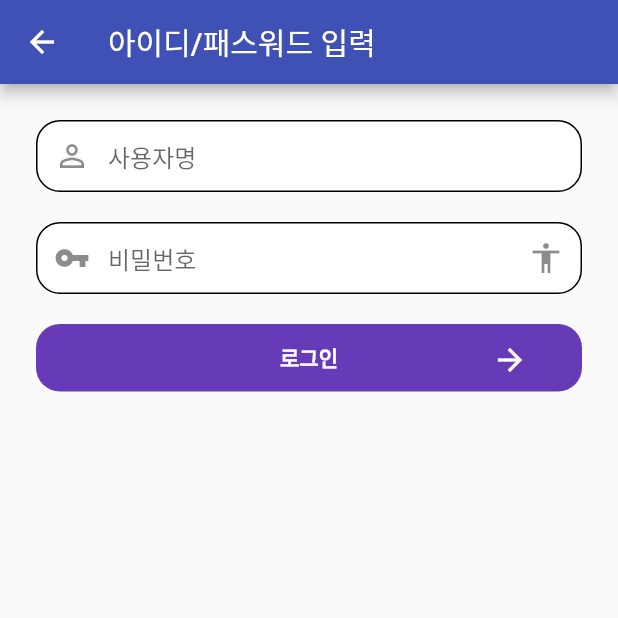
After one commit to grollcake/flutter-ui-100-challenge, a Flutter app: the Challenge007 screen opened directly, on a phone screen of 412 x 824 dp, the top half of it. The commit adds this screen. Run offline on Flutter 3.47's test engine with Material 2 defaults, Android fonts, the phone set to English and light mode, and no system bars; our stand-ins replace flutter_svg.

Commit message:
아쉬운대로 한건..

```diff
--- a/main_app/lib/challenges/000_scratchpad/000_scratchpad.dart
+++ b/main_app/lib/challenges/000_scratchpad/000_scratchpad.dart
@@ -48,8 +48,12 @@ class LoginScreen extends StatelessWidget {
           Expanded(
             child: Container(
               decoration: BoxDecoration(
-                  color: Colors.white,
-                  borderRadius: BorderRadius.only(topLeft: Radius.circular(30), topRight: Radius.circular(30))),
+                color: Colors.white,
+                borderRadius: BorderRadius.only(
+                  topLeft: Radius.circular(30),
+                  topRight: Radius.circular(30),
+                ),
+              ),
               child: Column(
                 children: [
                   Padding(
@@ -60,23 +64,11 @@ class LoginScreen extends StatelessWidget {
                         hintText: 'Email...',
                         prefixIcon: Icon(Icons.mail, color: Colors.grey),
                         border: OutlineInputBorder(
-                          borderRadius: BorderRadius.circular(50),
+                          borderRadius: BorderRadius.circular(24),
                           borderSide: BorderSide(
                             color: Colors.grey,
                           ),
                         ),
-                        // focusedBorder: OutlineInputBorder(
-                        //   borderRadius: BorderRadius.circular(50),
-                        //   borderSide: BorderSide(
-                        //     color: Colors.grey,
-                        //   ),
-                        // ),
-                        // enabledBorder: OutlineInputBorder(
-                        //   borderRadius: BorderRadius.circular(50),
-                        //   borderSide: BorderSide(
-                        //     color: Colors.grey,
-                        //   ),
-                        // ),
                       ),
                     ),
                   )
--- a/main_app/lib/challenges/006_doctor_consultant/constants/constants.dart
+++ b/main_app/lib/challenges/006_doctor_consultant/constants/constants.dart
@@ -1,3 +1,6 @@
 import 'package:flutter/material.dart';
 
-var k006InputBorder = OutlineInputBorder(borderSide: BorderSide(color: Colors.grey));
+var k006InputBorder = OutlineInputBorder(
+  borderSide: BorderSide(color: Colors.grey),
+  borderRadius: BorderRadius.circular(12),
+);
--- a/main_app/lib/challenges/006_doctor_consultant/screens/006_signup_screen.dart
+++ b/main_app/lib/challenges/006_doctor_consultant/screens/006_signup_screen.dart
@@ -1,3 +1,4 @@
+import 'package:flutter/cupertino.dart';
 import 'package:flutter/material.dart';
 import 'package:flutter_svg/flutter_svg.dart';
 import 'package:main_app/challenges/006_doctor_consultant/constants/constants.dart';
@@ -34,7 +35,10 @@ class _SignUpScreenState extends State<SignUpScreen> {
         padding: const EdgeInsets.all(16.0),
         child: Column(
           children: [
-            Text('Create Account'),
+            Text(
+              'Create Account',
+              style: TextStyle(fontSize: 20, fontWeight: FontWeight.bold),
+            ),
             Row(
               children: [
                 Text('Already have a account? '),
@@ -120,7 +124,8 @@ class _SignUpScreenState extends State<SignUpScreen> {
 
 class TextFieldLabel extends StatelessWidget {
   const TextFieldLabel({
-    Key? key, required this.label,
+    Key? key,
+    required this.label,
   }) : super(key: key);
 
   final String label;
--- /dev/null
+++ b/main_app/lib/challenges/007_login_screen/screens/007_login_screen.dart
@@ -0,0 +1,94 @@
+import 'package:flutter/material.dart';
+
+class Challenge007 extends StatefulWidget {
+  const Challenge007({Key? key}) : super(key: key);
+
+  @override
+  _Challenge007State createState() => _Challenge007State();
+}
+
+class _Challenge007State extends State<Challenge007> {
+
+  var borderStyle = OutlineInputBorder(
+    borderRadius: BorderRadius.all(Radius.circular(16)),
+    // borderSide: BorderSide(
+    //   color: Colors.purple,
+    //   width: 1.0,
+    // ),
+  );
+
+  @override
+  Widget build(BuildContext context) {
+    return Scaffold(
+      appBar: AppBar(
+        title: Text('아이디/패스워드 입력'),
+      ),
+      body: SafeArea(
+        child: Padding(
+          padding: EdgeInsets.all(24),
+          child: Column(
+            children: [
+              TextField(
+                decoration: InputDecoration(
+                  contentPadding: EdgeInsets.all(2.0),
+                  prefixIcon: Icon(Icons.person_outline),
+                  hintText: '사용자명',
+                  fillColor: Colors.white,
+                  filled: true,
+                  border: borderStyle,
+                  enabledBorder: borderStyle,
+                  focusedBorder: borderStyle,
+                ),
+              ),
+              SizedBox(height: 20),
+              TextField(
+                obscureText: true,
+                decoration: InputDecoration(
+                  contentPadding: EdgeInsets.all(2.0),
+                  prefixIcon: Icon(Icons.vpn_key),
+                  suffixIcon: Icon(Icons.accessibility),
+                  hintText: '비밀번호',
+                  fillColor: Colors.white,
+                  filled: true,
+                  border: borderStyle,
+                  enabledBorder: borderStyle,
+                  focusedBorder: borderStyle,
+                ),
+              ),
+              SizedBox(height: 20),
+              InkWell(
+                onTap: (){},
+                borderRadius: BorderRadius.circular(16),
+                child: Container(
+                  width: double.infinity,
+                  padding: EdgeInsets.all(12),
+                  decoration: BoxDecoration(
+                    borderRadius: BorderRadius.circular(16),
+                    color: Colors.deepPurple,
+                  ),
+                  child: Stack(
+                    children: [
+                      Center(
+                        child: Text(
+                          '로그인',
+                          style: TextStyle(
+                            color: Colors.white,
+                            fontWeight: FontWeight.w600,
+                          ),
+                        ),
+                      ),
+                      Positioned(
+                        right: 24,
+                        child: Icon(Icons.arrow_forward, color: Colors.white),
+                      ),
+                    ],
+                  ),
+                ),
+              )
+            ],
+          ),
+        ),
+      ),
+    );
+  }
+}
--- a/main_app/lib/model/ui_challenges.dart
+++ b/main_app/lib/model/ui_challenges.dart
@@ -6,6 +6,7 @@ import 'package:main_app/challenges/003_incoming_call_screen/003_incoming_call.d
 import 'package:main_app/challenges/004_pricing_table/004_pricing_table.dart';
 import 'package:main_app/challenges/005_dial_screen/005_dial_screen.dart';
 import 'package:main_app/challenges/006_doctor_consultant/006_doctor_consultant.dart';
+import 'package:main_app/challenges/007_login_screen/screens/007_login_screen.dart';
 
 class UIChallenge {
   final String title;
@@ -23,4 +24,5 @@ List<UIChallenge> uiChallenges = [
   UIChallenge(title: 'Pricing table', description: 'Stack, Positioned, Wrap', screen: Challenge004()),
   UIChallenge(title: 'Dial screen', description: '우리 이쁜 김찬별이', screen: Challenge005()),
   UIChallenge(title: 'Doctor consultant', description: '이번에는 뭘 배우려나', screen: Challenge006()),
+  UIChallenge(title: '아이디/패스워드 입력', description: 'TextField, Stack', screen: Challenge007()),
 ];
--- a/onboarding/lib/screens/onboarding_page.dart
+++ b/onboarding/lib/screens/onboarding_page.dart
@@ -34,8 +34,8 @@ class _OnboardingPageState extends State<OnboardingPage> {
   @override
   Widget build(BuildContext context) {
     SizeConfig().init(context);
-    double sizeH = SizeConfig.blockSizeH!;
-    double sizeV = SizeConfig.blockSizeV!;
+    // double sizeH = SizeConfig.blockSizeH!;
+    // double sizeV = SizeConfig.blockSizeV!;
 
     return Scaffold(
       backgroundColor: Colors.white,
@@ -63,7 +63,7 @@ class _OnboardingPageState extends State<OnboardingPage> {
                   mainAxisAlignment: MainAxisAlignment.end,
                   children: [
                     pageNo == onboardingContents.length - 1
-                        ? PrimaryButton(label: 'Get Started', onPressed: () => Navigator.push(context, MaterialPageRoute(builder: (context) => MainPage())),)
+                        ? PrimaryButton(label: 'Get Started', onPressed: () => Navigator.push(context, MaterialPageRoute(builder: (context) => const MainPage())),)
                         : buildIndicator(context),
                   ],
                 ),
```
